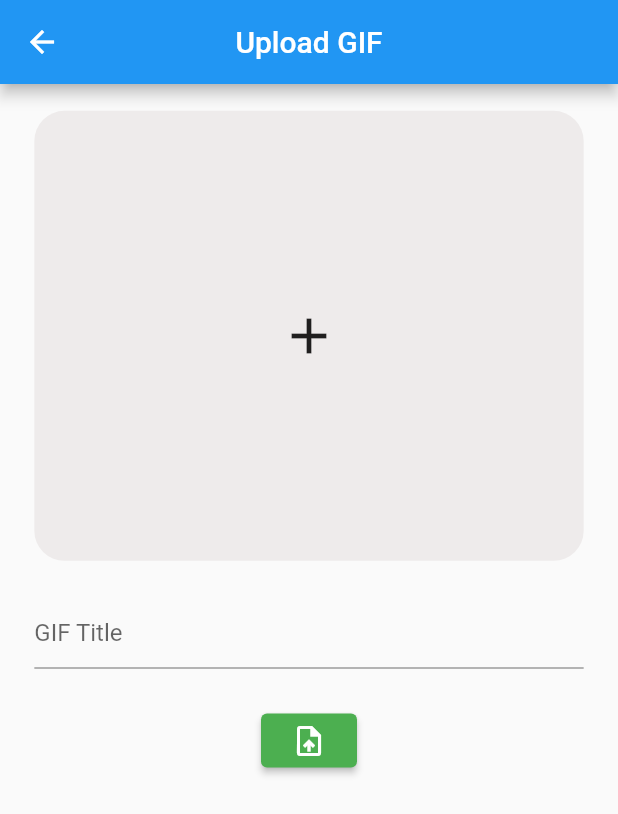
After one commit to yusufmsabeh/gif_app, a Flutter app: the HomePage screen opened directly, after a tap on "UPLOAD", on a phone screen of 412 x 824 dp. The commit adds this screen. Shown: the top 814 px of the screen. Run offline on Flutter 3.47's test engine with Material 2 defaults, Android fonts, the phone set to English and light mode, and no system bars; our stand-ins replace cloud_firestore, dio, file_picker, firebase_auth, firebase_core, firebase_storage and 3 more; missing offline and left inert: flutter_share; accounts and stored records are empty; network calls fail.

Commit message:
add mygif feature

```diff
--- a/lib/Model/Gif.dart
+++ b/lib/Model/Gif.dart
@@ -21,6 +21,22 @@ class AppGif {
     url = json['images']['fixed_height_downsampled']['url'];
     appUser = AppUserGif.fromJson(json['user']);
   }
+  AppGif.fromFirebaseJson(Map<String, dynamic> json) {
+    id = json['id'] ?? '1';
+    title = json['title'] ?? 'no title';
+    rating = json['rating'] ?? 'me';
+    url = json['url'] ?? 'no url';
+    appUser = AppUserGif.fromFirebaseJson(json['user']);
+    log('end of cons appgif');
+  }
+
+  toMap() => {
+        'id': id,
+        'title': title,
+        "url": url,
+        'rating': 'Me',
+        'user': appUser!.toJson()
+      };
   @override
   String toString() {
     // TODO: implement toString
--- a/lib/Screens/DrawerScreen.dart
+++ b/lib/Screens/DrawerScreen.dart
@@ -6,6 +6,7 @@ import 'package:gif_app/Providers/DioProvider.dart';
 import 'package:gif_app/Providers/FireStoreProvider.dart';
 import 'package:gif_app/Screens/CategoryScreen.dart';
 import 'package:gif_app/Screens/FavoritesScreen.dart';
+import 'package:gif_app/Screens/MyGifsScreen.dart';
 import 'package:provider/provider.dart';
 
 class DrawerScreen extends StatelessWidget {
@@ -58,6 +59,24 @@ class DrawerScreen extends StatelessWidget {
             ),
             title: Text(
               'Favorites',
+              style: TextStyle(
+                  fontFamily: "Rubik",
+                  fontWeight: FontWeight.bold,
+                  fontSize: 13.sp),
+            ),
+          ),
+          ListTile(
+            onTap: () {
+              FireStoreprovider.getMyGifs();
+              AppRouter.pushWidget(const MyGifsScreen());
+            },
+            leading: const Icon(
+              Icons.perm_identity_outlined,
+              size: 24,
+              color: Colors.white,
+            ),
+            title: Text(
+              'My GIF',
               style: TextStyle(
                   fontFamily: "Rubik",
                   fontWeight: FontWeight.bold,
--- a/lib/Screens/Homepage.dart
+++ b/lib/Screens/Homepage.dart
@@ -1,10 +1,12 @@
 import 'package:flutter/material.dart';
 import 'package:flutter_screenutil/flutter_screenutil.dart';
+import 'package:gif_app/AppRouter/AppRouter.dart';
 import 'package:gif_app/Providers/AuthProvider.dart';
 import 'package:gif_app/Providers/DioProvider.dart';
 import 'package:gif_app/Providers/UIProvider.dart';
 import 'package:gif_app/Screens/DrawerScreen.dart';
 import 'package:gif_app/Screens/LoadingSpinner.dart';
+import 'package:gif_app/Screens/UploadFile.dart';
 import 'package:provider/provider.dart';
 
 class HomePage extends StatelessWidget {
@@ -15,6 +17,47 @@ class HomePage extends StatelessWidget {
     return Consumer3<DioProvider, UIProvider, AuthProvider>(
         builder: (context, Dioprovider, UIprovider, Authprovider, x) {
       return Scaffold(
+          floatingActionButtonLocation: FloatingActionButtonLocation.endDocked,
+          floatingActionButton: GestureDetector(
+            onTap: (() {
+              AppRouter.pushWidget(UplaodFile());
+            }),
+            child: Container(
+              margin: EdgeInsets.only(right: 102.w),
+              height: 35.h,
+              padding: EdgeInsets.symmetric(horizontal: 15.w),
+              decoration: BoxDecoration(
+                  boxShadow: const [
+                    BoxShadow(
+                      color: Colors.grey,
+                      offset: Offset(0.0, 1.0), //(x,y)
+                      blurRadius: 6.0,
+                    ),
+                  ],
+                  color: Colors.white,
+                  borderRadius: BorderRadius.circular(100.r)),
+              child: SizedBox(
+                width: 95.w,
+                child: Row(
+                  mainAxisAlignment: MainAxisAlignment.center,
+                  children: [
+                    Icon(
+                      Icons.upload_file_outlined,
+                      color: Colors.green,
+                    ),
+                    TextButton(
+                      onPressed: null,
+                      child: Text(
+                        "UPLOAD",
+                        style: TextStyle(
+                            color: Colors.green, fontWeight: FontWeight.bold),
+                      ),
+                    ),
+                  ],
+                ),
+              ),
+            ),
+          ),
           drawer: const DrawerScreen(),
           bottomNavigationBar: BottomNavigationBar(
               onTap: (value) =>
--- /dev/null
+++ b/lib/Screens/UploadFile.dart
@@ -0,0 +1,84 @@
+import 'package:flutter/material.dart';
+import 'package:flutter/src/foundation/key.dart';
+import 'package:flutter/src/widgets/framework.dart';
+import 'package:flutter_screenutil/flutter_screenutil.dart';
+import 'package:gif_app/Providers/FireStoreProvider.dart';
+import 'package:gif_app/Screens/LoadingSpinner.dart';
+import 'package:provider/provider.dart';
+
+class UplaodFile extends StatelessWidget {
+  const UplaodFile({Key? key}) : super(key: key);
+
+  @override
+  Widget build(BuildContext context) {
+    return Scaffold(
+      appBar: AppBar(
+        title: const Text('Upload GIF'),
+        centerTitle: true,
+      ),
+      body: Consumer<FireStoreProvider>(builder: (context, provider, x) {
+        return Stack(
+          children: [
+            SingleChildScrollView(
+              child: Center(
+                  child: Container(
+                padding: EdgeInsets.symmetric(horizontal: 20.w),
+                margin: EdgeInsets.symmetric(vertical: 15.h),
+                child: Form(
+                  // key: provider.addProductForm,
+                  child: Column(
+                      mainAxisAlignment: MainAxisAlignment.center,
+                      children: [
+                        InkWell(
+                          onTap: provider.getImage,
+                          child: Container(
+                            decoration: BoxDecoration(
+                                color: Color.fromARGB(255, 238, 235, 235),
+                                borderRadius: BorderRadius.circular(20)),
+                            height: 300,
+                            width: double.infinity,
+                            child: provider.selectedImage == null
+                                ? Icon(
+                                    Icons.add,
+                                    size: 40,
+                                  )
+                                : Image.file(
+                                    provider.selectedImage!,
+                                    fit: BoxFit.cover,
+                                  ),
+                          ),
+                        ),
+                        SizedBox(
+                          height: 20.h,
+                        ),
+                        SizedBox(
+                          width: double.infinity,
+                          child: TextFormField(
+                            // validator: (value) =>
+                            //     provider.emptyValidation(value),
+                            controller: provider.gifTitle,
+                            decoration: InputDecoration(hintText: "GIF Title"),
+                          ),
+                        ),
+                        SizedBox(
+                          height: 20.h,
+                        ),
+                        ElevatedButton(
+                            style: ButtonStyle(
+                                backgroundColor:
+                                    MaterialStateProperty.all<Color>(
+                                        Colors.green)),
+                            onPressed: () {
+                              provider.uploadGif();
+                            },
+                            child: Icon(Icons.upload_file_outlined)),
+                      ]),
+                ),
+              )),
+            )
+          ],
+        );
+      }),
+    );
+  }
+}
--- a/pubspec.yaml
+++ b/pubspec.yaml
@@ -45,6 +45,8 @@ dependencies:
   firebase_auth: ^3.6.4
   firebase_core: ^1.21.0
   cloud_firestore: ^3.4.5
+  file_picker: ^5.0.1
+  firebase_storage: ^10.3.6
 
 
 dev_dependencies:
```
Also changed, not shown: lib/Helpers/FireStoreHelper.dart (+43 -0 lines), lib/Model/AppUserGif.dart (+15 -2 lines), lib/Providers/FireStoreProvider.dart (+35 -1 lines), lib/Screens/GifScreen.dart (+4 -7 lines), lib/Screens/MyGifsScreen.dart (added, +56 -0 lines), pubspec.lock, 1 other file.
